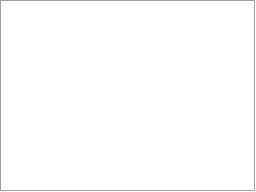
This is src/components/core/databaseBrowser/ui/Database_Browser.ui in KelSolaar/sIBL_GUI as Qt 5 draws it before an edit. The edited form follows.
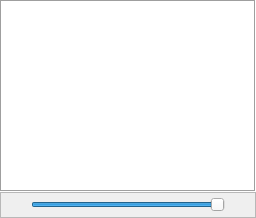
This is the edited form.

Commit message:
Merge "DatabaseBrowser" and "ThumbnailsSize" components.
- Add Thumbnails size widget to "DatabaseBrowser" component.
- Remove "ThumbnailsSize" component.

Patch:
```diff
--- a/src/components/core/databaseBrowser/ui/Database_Browser.ui
+++ b/src/components/core/databaseBrowser/ui/Database_Browser.ui
@@ -9,6 +9,9 @@
    <property name="margin">
     <number>0</number>
    </property>
+   <property name="spacing">
+    <number>0</number>
+   </property>
    <item row="0" column="0">
     <widget class="QListWidget" name="Database_Browser_listWidget">
      <property name="statusTip">
@@ -34,6 +37,75 @@
      </property>
     </widget>
    </item>
+   <item row="1" column="0">
+    <widget class="QFrame" name="Database_Browser_frame">
+     <property name="frameShape">
+      <enum>QFrame::StyledPanel</enum>
+     </property>
+     <layout class="QGridLayout" name="Database_Browser_frame_gridLayout">
+      <property name="margin">
+       <number>0</number>
+      </property>
+      <item row="0" column="0">
+       <widget class="QLabel" name="Smallest_Size_label">
+        <property name="minimumSize">
+         <size>
+          <width>24</width>
+          <height>24</height>
+         </size>
+        </property>
+        <property name="maximumSize">
+         <size>
+          <width>24</width>
+          <height>24</height>
+         </size>
+        </property>
+        <property name="text">
+         <string/>
+        </property>
+       </widget>
+      </item>
+      <item row="0" column="1">
+       <widget class="QSlider" name="Thumbnails_Size_horizontalSlider">
+        <property name="statusTip">
+         <string>Thumbnails Size Horizontal Slider : Adjusts Database Browser Icon Size.</string>
+        </property>
+        <property name="minimum">
+         <number>24</number>
+        </property>
+        <property name="maximum">
+         <number>128</number>
+        </property>
+        <property name="value">
+         <number>128</number>
+        </property>
+        <property name="orientation">
+         <enum>Qt::Horizontal</enum>
+        </property>
+       </widget>
+      </item>
+      <item row="0" column="2">
+       <widget class="QLabel" name="Largest_Size_label">
+        <property name="minimumSize">
+         <size>
+          <width>24</width>
+          <height>24</height>
+         </size>
+        </property>
+        <property name="maximumSize">
+         <size>
+          <width>24</width>
+          <height>24</height>
+         </size>
+        </property>
+        <property name="text">
+         <string/>
+        </property>
+       </widget>
+      </item>
+     </layout>
+    </widget>
+   </item>
   </layout>
  </widget>
  <resources/>
```
The commit also changes 7 other files.
